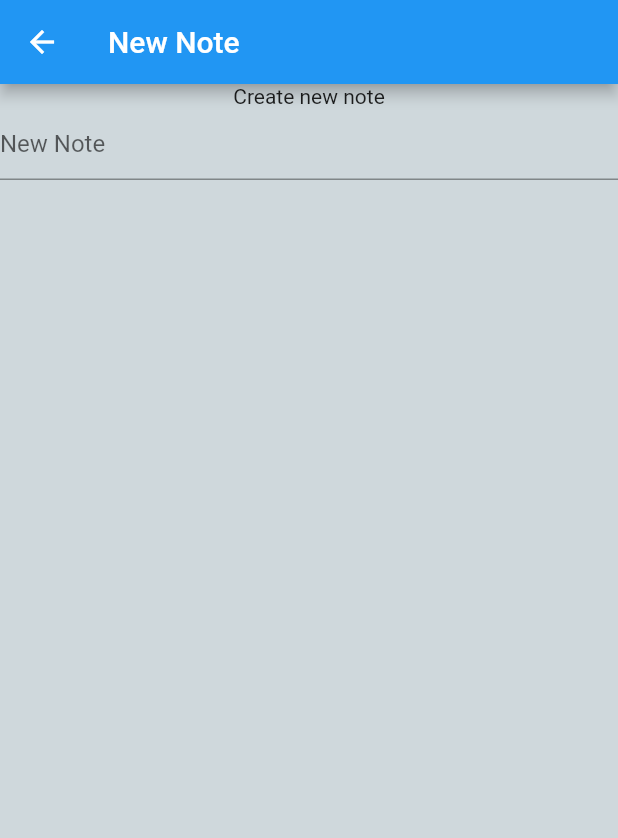
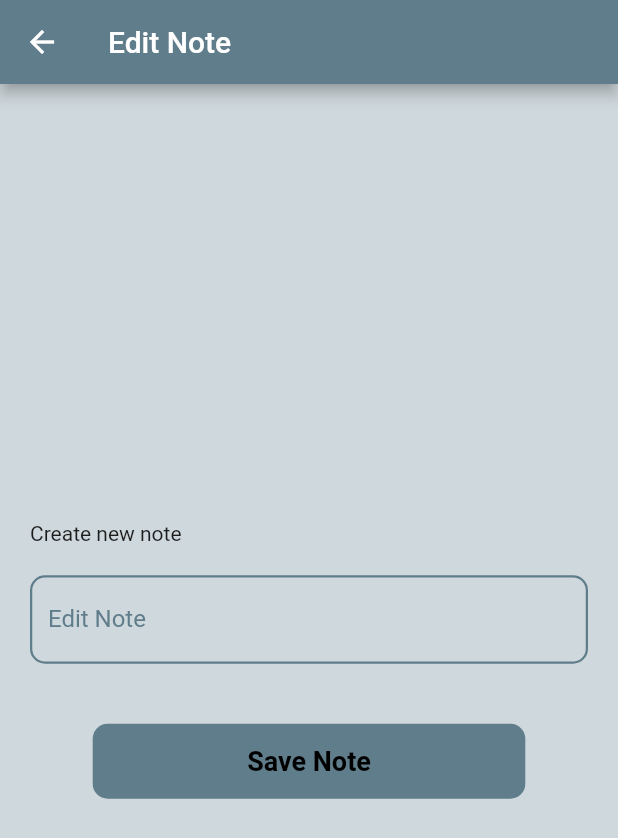
Before and after one commit to arberzeka1/noteApp, a Flutter app: the screen it shows after launch, after a tap on the "more vert" icon, on a phone screen of 412 x 824 dp. Shown: the top 838 px of the screen. Run offline on Flutter 3.47's test engine with Material 2 defaults, Android fonts, the phone set to English and light mode, and no system bars.

Commit message:
small fixes

```diff
--- a/lib/new_edit_screen.dart
+++ b/lib/new_edit_screen.dart
@@ -1,7 +1,11 @@
 import 'package:flutter/material.dart';
 
 class NewEditTodo extends StatefulWidget {
-  const NewEditTodo({Key? key}) : super(key: key);
+  final bool isEdit;
+  const NewEditTodo({
+    super.key,
+    this.isEdit = false,
+  });
 
   @override
   _NewEditTodoState createState() => _NewEditTodoState();
@@ -11,15 +15,65 @@ class _NewEditTodoState extends State<NewEditTodo> {
   @override
   Widget build(BuildContext context) {
     return Scaffold(
-      appBar: AppBar(title: Text('New Note'),),
-
+      appBar: AppBar(
+        title: Text(widget.isEdit ? "Edit Note" : 'New Note'),
+        backgroundColor: Colors.blueGrey,
+      ),
       body: Container(
         color: Colors.blueGrey.shade100,
+        child: Padding(
+          padding: const EdgeInsets.all(20.0),
+          child: Column(
+            crossAxisAlignment: CrossAxisAlignment.start,
+            mainAxisAlignment: MainAxisAlignment.center,
+            children: [
+              const Text('Create new note'),
+              const SizedBox(
+                height: 20,
+              ),
+              TextFormField(
+                decoration: InputDecoration(
 
-        child: Column(children: [
-          Text('Create new note'),
-TextFormField(decoration: InputDecoration(hintText: "New Note")),
-        ],),
+                    labelText: widget.isEdit ? "Edit Note" : 'New Note',
+                    labelStyle: const TextStyle(color: Colors.blueGrey),
+                    enabledBorder: OutlineInputBorder(
+                      borderSide:
+                          const BorderSide(width: 1.5, color: Colors.blueGrey),
+                      borderRadius: BorderRadius.circular(10),
+                    ),
+                    focusedBorder: OutlineInputBorder(
+                      borderSide:
+                          const BorderSide(width: 1.5, color: Colors.blueGrey),
+                      borderRadius: BorderRadius.circular(10),
+                    ),),
+              ),
+              const SizedBox(
+                height: 40,
+              ),
+              Center(
+                child: GestureDetector(
+                  onTap: (){},
+                  child: Container(
+                    height: 50,
+                    width: MediaQuery.of(context).size.width * 0.7,
+                    decoration: BoxDecoration(
+                        color: Colors.blueGrey,
+                        borderRadius: BorderRadius.circular(10)),
+                    child: const Center(
+                      child: Text(
+                        'Save Note',
+                        style: TextStyle(
+                            fontSize: 18,
+                            fontWeight: FontWeight.w700,
+                            color: Colors.black),
+                      ),
+                    ),
+                  ),
+                ),
+              )
+            ],
+          ),
+        ),
       ),
     );
   }
--- a/lib/todo_screen.dart
+++ b/lib/todo_screen.dart
@@ -21,7 +21,7 @@ class _TodoScreenState extends State<TodoScreen> {
             Icons.search,
           ),
         ],
-        backgroundColor: Colors.blueAccent,
+        backgroundColor: Colors.blueGrey,
       ),
       body: Container(
         color: Colors.blueGrey.shade100,
@@ -67,29 +67,13 @@ class _TodoScreenState extends State<TodoScreen> {
                                       context,
                                       MaterialPageRoute(
                                         builder: (BuildContext context) =>
-                                            const NewEditTodo(),
+                                            const NewEditTodo(
+                                          isEdit: true,
+                                        ),
                                       ),
                                     ),
                                 child: const Icon(Icons.more_vert)),
                           ],
-                        ),
-                      );
-
-                      ListTile(
-                        shape: RoundedRectangleBorder(
-                          borderRadius: BorderRadius.circular(10),
-                        ),
-                        selectedTileColor: Colors.orange[100],
-                        selected: onCheck,
-                        title: Text('Title'),
-                        trailing: Icon(Icons.more_vert),
-                        leading: Checkbox(
-                          value: onCheck,
-                          onChanged: (value) {
-                            setState(() {
-                              onCheck = !onCheck;
-                            });
-                          },
                         ),
                       );
                     }),
@@ -98,6 +82,18 @@ class _TodoScreenState extends State<TodoScreen> {
           ),
         ),
       ),
+      floatingActionButton: FloatingActionButton(
+        onPressed: () => Navigator.push(
+          context,
+          MaterialPageRoute(
+            builder: (BuildContext context) => const NewEditTodo(
+              isEdit: false,
+            ),
+          ),
+        ),
+        child: Center(child: Icon(Icons.add)),
+        backgroundColor: Colors.blueGrey,
+      ),
     );
   }
 }
```
